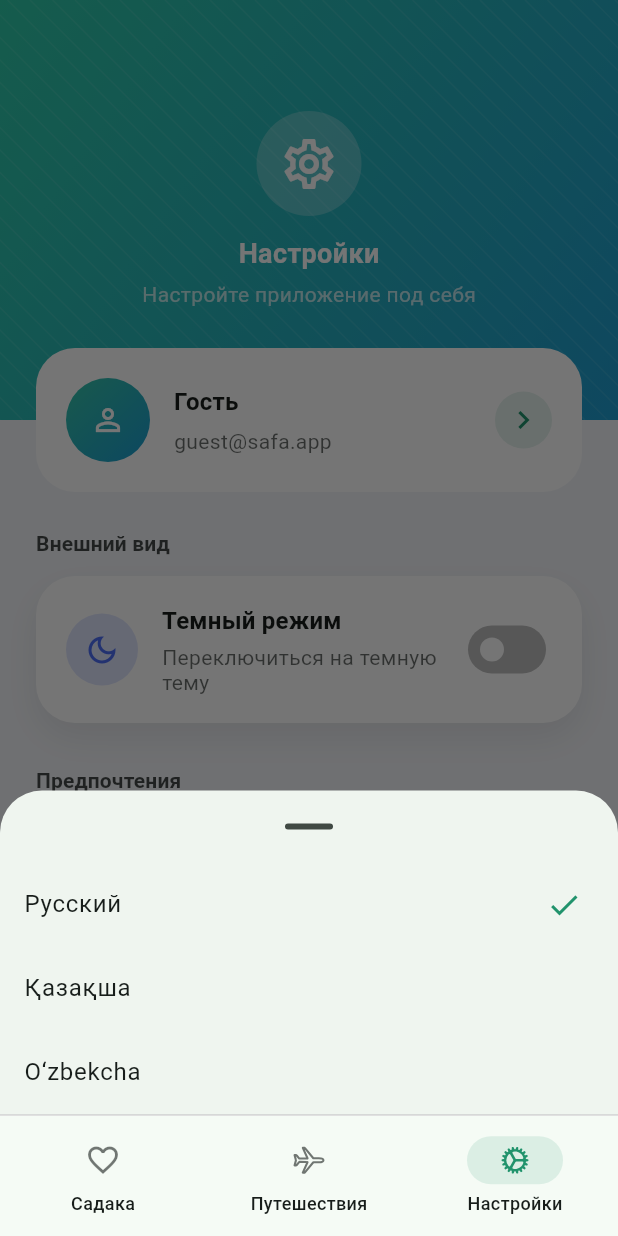
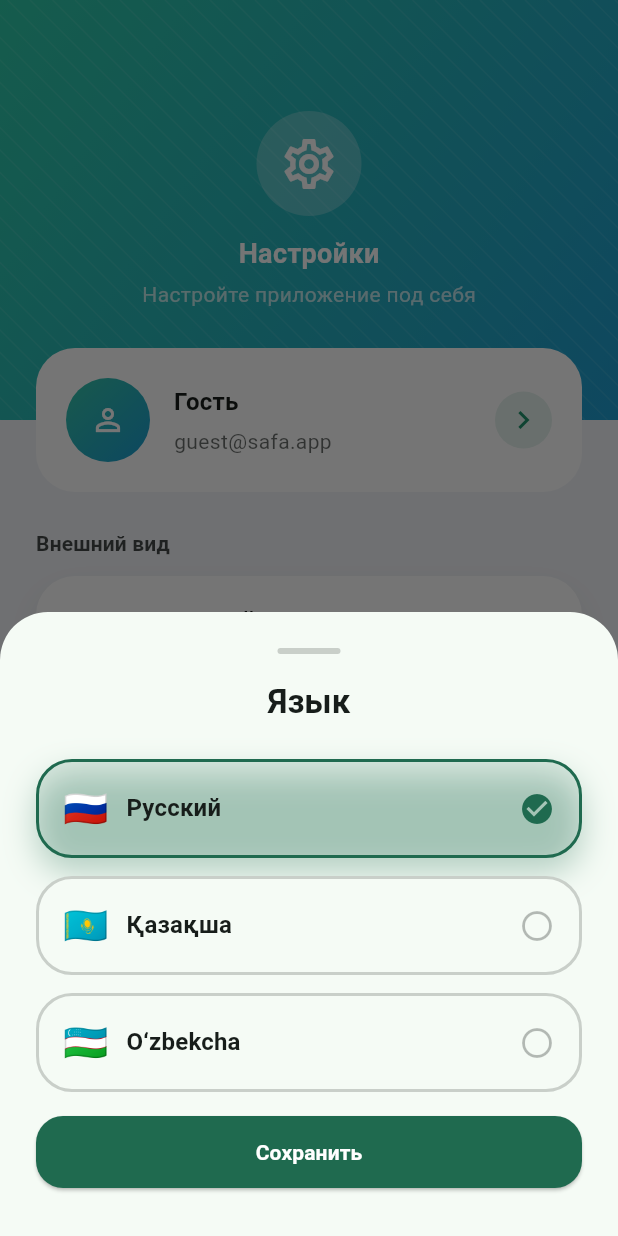
Before and after one commit to DevZair/Safa.app, a Flutter app: the SettingsPage screen opened by its route, after a tap on "Язык", on a phone screen of 412 x 824 dp. Run offline on Flutter 3.47's test engine with Material 3 defaults, Android fonts, the phone set to English and light mode, and no system bars; our stand-ins replace dio, firebase_core, firebase_messaging, flutter_bloc, flutter_svg, go_router and 1 more; accounts and stored records are empty; Roboto replaces fonts that are missing (Poppins).

Commit message:
add new screens

```diff
--- a/assets/i18n/kk.json
+++ b/assets/i18n/kk.json
@@ -59,6 +59,7 @@
   "settings.language.option.ru": "Русский",
   "settings.language.option.kk": "Қазақша",
   "settings.language.option.uz": "O‘zbekcha",
+  "settings.language.save": "Сақтау",
   "settings.logout": "Шығу",
   "settings.logout.subtitle": "Сеансты аяқтау",
   "settings.notifications.title": "Хабарламалар",
--- a/assets/i18n/ru.json
+++ b/assets/i18n/ru.json
@@ -59,6 +59,7 @@
   "settings.language.option.ru": "Русский",
   "settings.language.option.kk": "Қазақша",
   "settings.language.option.uz": "O‘zbekcha",
+  "settings.language.save": "Сохранить",
   "settings.logout": "Выйти",
   "settings.logout.subtitle": "Завершить сеанс",
   "settings.notifications.title": "Уведомления",
--- a/assets/i18n/uz.json
+++ b/assets/i18n/uz.json
@@ -59,6 +59,7 @@
   "settings.language.option.ru": "Русский",
   "settings.language.option.kk": "Қазақша",
   "settings.language.option.uz": "O‘zbekcha",
+  "settings.language.save": "Saqlash",
   "settings.logout": "Chiqish",
   "settings.logout.subtitle": "Seansni yakunlash",
   "settings.notifications.title": "Bildirishnomalar",
--- /dev/null
+++ b/devtools_options.yaml
@@ -0,0 +1,3 @@
+description: This file stores settings for Dart & Flutter DevTools.
+documentation: https://docs.flutter.dev/tools/devtools/extensions#configure-extension-enablement-states
+extensions:
--- a/lib/features/settings/presentation/pages/settings_page.dart
+++ b/lib/features/settings/presentation/pages/settings_page.dart
@@ -18,6 +18,8 @@ class SettingsPage extends StatefulWidget {
 
 class _SettingsPageState extends State<SettingsPage> {
   bool _notificationsEnabled = true;
+
+  static const _languageFlags = {'ru': '🇷🇺', 'kk': '🇰🇿', 'uz': '🇺🇿'};
 
   @override
   Widget build(BuildContext context) {
@@ -71,9 +73,9 @@ class _SettingsPageState extends State<SettingsPage> {
                               subtitle: l10n.t('settings.theme.subtitle'),
                               value: settingsState.isDarkMode,
                               onChanged: (value) {
-                                context
-                                    .read<AppSettingsCubit>()
-                                    .toggleDarkMode(value);
+                                context.read<AppSettingsCubit>().toggleDarkMode(
+                                  value,
+                                );
                               },
                             ),
                           ],
@@ -86,8 +88,9 @@ class _SettingsPageState extends State<SettingsPage> {
                               icon: Icons.notifications_active_outlined,
                               iconColor: const Color(0xFF22B573),
                               title: l10n.t('settings.notifications.title'),
-                              subtitle:
-                                  l10n.t('settings.notifications.subtitle'),
+                              subtitle: l10n.t(
+                                'settings.notifications.subtitle',
+                              ),
                               value: _notificationsEnabled,
                               onChanged: (value) {
                                 setState(() => _notificationsEnabled = value);
@@ -105,10 +108,10 @@ class _SettingsPageState extends State<SettingsPage> {
                                 children: [
                                   Text(
                                     currentLanguageLabel,
-                                    style: Theme.of(context)
-                                            .textTheme
-                                            .bodyMedium
-                                            ?.copyWith(
+                                    style:
+                                        Theme.of(
+                                          context,
+                                        ).textTheme.bodyMedium?.copyWith(
                                           fontWeight: FontWeight.w600,
                                         ) ??
                                         const TextStyle(
@@ -132,28 +135,28 @@ class _SettingsPageState extends State<SettingsPage> {
                             SettingsTile(
                               icon: Icons.person_outline,
                               iconColor: const Color(0xFF22C0A0),
-                              title:
-                                  l10n.t('settings.account.profile.title'),
-                              subtitle: l10n
-                                  .t('settings.account.profile.subtitle'),
+                              title: l10n.t('settings.account.profile.title'),
+                              subtitle: l10n.t(
+                                'settings.account.profile.subtitle',
+                              ),
                               onTap: () {},
                             ),
                             SettingsTile(
                               icon: Icons.history,
                               iconColor: const Color(0xFF6D8BFF),
-                              title:
-                                  l10n.t('settings.account.history.title'),
-                              subtitle:
-                                  l10n.t('settings.account.history.subtitle'),
+                              title: l10n.t('settings.account.history.title'),
+                              subtitle: l10n.t(
+                                'settings.account.history.subtitle',
+                              ),
                               onTap: () {},
                             ),
                             SettingsTile(
                               icon: Icons.lock_outline,
                               iconColor: const Color(0xFF2FC58C),
-                              title:
-                                  l10n.t('settings.account.privacy.title'),
-                              subtitle:
-                                  l10n.t('settings.account.privacy.subtitle'),
+                              title: l10n.t('settings.account.privacy.title'),
+                              subtitle: l10n.t(
+                                'settings.account.privacy.subtitle',
+                              ),
                               onTap: () {},
                             ),
                           ],
@@ -193,31 +196,97 @@ class _SettingsPageState extends State<SettingsPage> {
     AppLocalizations l10n,
   ) async {
     final locales = AppLocalizations.supportedLocales;
+    Locale tempLocale = settingsState.locale;
+
     await showModalBottomSheet<void>(
       context: context,
-      showDragHandle: true,
+      isScrollControlled: true,
+      useRootNavigator: true,
+      backgroundColor: Colors.transparent,
       builder: (context) {
-        return SafeArea(
-          child: Column(
+        final theme = Theme.of(context);
+        final surface = theme.colorScheme.surface;
+        final highlight = theme.colorScheme.primary;
+        return Padding(
+          padding: EdgeInsets.only(
+            bottom: MediaQuery.of(context).viewInsets.bottom,
+          ),
+          child: Container(
+            decoration: BoxDecoration(
+              color: surface,
+              borderRadius: const BorderRadius.vertical(
+                top: Radius.circular(32),
+              ),
+            ),
+            padding: const EdgeInsets.fromLTRB(24, 24, 24, 32),
+            child: StatefulBuilder(
+              builder: (context, setModalState) {
+                return Column(
                   mainAxisSize: MainAxisSize.min,
+                  crossAxisAlignment: CrossAxisAlignment.stretch,
                   children: [
-              for (final locale in locales)
-                ListTile(
-                  title: Text(
-                    l10n.t(
+                    Center(
+                      child: Container(
+                        width: 42,
+                        height: 4,
+                        decoration: BoxDecoration(
+                          color: theme.colorScheme.onSurface.withValues(
+                            alpha: 0.2,
+                          ),
+                          borderRadius: BorderRadius.circular(2),
+                        ),
+                      ),
+                    ),
+                    const SizedBox(height: 18),
+                    Text(
+                      l10n.t('settings.language.title'),
+                      textAlign: TextAlign.center,
+                      style: theme.textTheme.titleLarge?.copyWith(
+                        fontWeight: FontWeight.w700,
+                      ),
+                    ),
+                    const SizedBox(height: 24),
+                    for (final locale in locales) ...[
+                      _LanguageOptionTile(
+                        label: l10n.t(
                           'settings.language.option.${locale.languageCode}',
                         ),
+                        flag: _languageFlags[locale.languageCode] ?? '🌐',
+                        selected:
+                            tempLocale.languageCode == locale.languageCode,
+                        onTap: () {
+                          setModalState(() => tempLocale = locale);
+                        },
                       ),
-                  trailing: settingsState.locale.languageCode ==
-                          locale.languageCode
-                      ? const Icon(Icons.check, color: AppColors.primary)
-                      : null,
-                  onTap: () {
-                    context.read<AppSettingsCubit>().changeLocale(locale);
+                      const SizedBox(height: 12),
+                    ],
+                    const SizedBox(height: 4),
+                    ElevatedButton(
+                      style: ElevatedButton.styleFrom(
+                        backgroundColor: highlight,
+                        padding: const EdgeInsets.symmetric(vertical: 14),
+                        shape: RoundedRectangleBorder(
+                          borderRadius: BorderRadius.circular(18),
+                        ),
+                      ),
+                      onPressed: () {
+                        context.read<AppSettingsCubit>().changeLocale(
+                          tempLocale,
+                        );
                         Navigator.of(context).pop();
                       },
+                      child: Text(
+                        l10n.t('settings.language.save'),
+                        style: const TextStyle(
+                          color: Colors.white,
+                          fontWeight: FontWeight.w600,
+                        ),
+                      ),
                     ),
                   ],
+                );
+              },
+            ),
           ),
         );
       },
@@ -265,3 +334,71 @@ class _LogoutCard extends StatelessWidget {
     );
   }
 }
+
+class _LanguageOptionTile extends StatelessWidget {
+  const _LanguageOptionTile({
+    required this.label,
+    required this.flag,
+    required this.selected,
+    required this.onTap,
+  });
+
+  final String label;
+  final String flag;
+  final bool selected;
+  final VoidCallback onTap;
+
+  @override
+  Widget build(BuildContext context) {
+    final theme = Theme.of(context);
+    final borderColor = selected
+        ? theme.colorScheme.primary
+        : theme.colorScheme.onSurface.withValues(alpha: 0.2);
+    final background = selected
+        ? theme.colorScheme.primary.withValues(alpha: 0.12)
+        : theme.colorScheme.surface;
+
+    return GestureDetector(
+      onTap: onTap,
+      child: AnimatedContainer(
+        duration: const Duration(milliseconds: 200),
+        padding: const EdgeInsets.symmetric(horizontal: 16, vertical: 14),
+        decoration: BoxDecoration(
+          color: background,
+          borderRadius: BorderRadius.circular(24),
+          border: Border.all(color: borderColor, width: 2),
+          boxShadow: selected
+              ? [
+                  BoxShadow(
+                    color: theme.colorScheme.primary.withValues(alpha: 0.3),
+                    blurRadius: 18,
+                    offset: const Offset(0, 10),
+                  ),
+                ]
+              : null,
+        ),
+        child: Row(
+          children: [
+            Text(flag, style: const TextStyle(fontSize: 24)),
+            const SizedBox(width: 12),
+            Expanded(
+              child: Text(
+                label,
+                style: theme.textTheme.titleMedium?.copyWith(
+                  fontWeight: FontWeight.w600,
+                ),
+              ),
+            ),
+            if (selected)
+              Icon(Icons.check_circle, color: theme.colorScheme.primary)
+            else
+              Icon(
+                Icons.circle_outlined,
+                color: theme.colorScheme.onSurface.withValues(alpha: 0.3),
+              ),
+          ],
+        ),
+      ),
+    );
+  }
+}
--- a/lib/main.dart
+++ b/lib/main.dart
@@ -1,6 +1,7 @@
 import 'package:firebase_core/firebase_core.dart';
 import 'package:firebase_messaging/firebase_messaging.dart';
 import 'package:flutter/material.dart';
+import 'package:flutter/services.dart';
 import 'package:flutter_bloc/flutter_bloc.dart';
 import 'package:flutter_localizations/flutter_localizations.dart';
 import 'package:go_router/go_router.dart';
--- a/pubspec.yaml
+++ b/pubspec.yaml
@@ -33,9 +33,10 @@ flutter:
   uses-material-design: true
 
   assets:
+    - assets/i18n/
     - assets/icons/
     - assets/images/
-    - assets/i18n/
+
 
 
 flutter_launcher_icons:
```
Also changed, not shown: pubspec.lock, 3 other files. Lines whose indentation alone changed are shown as unchanged.
